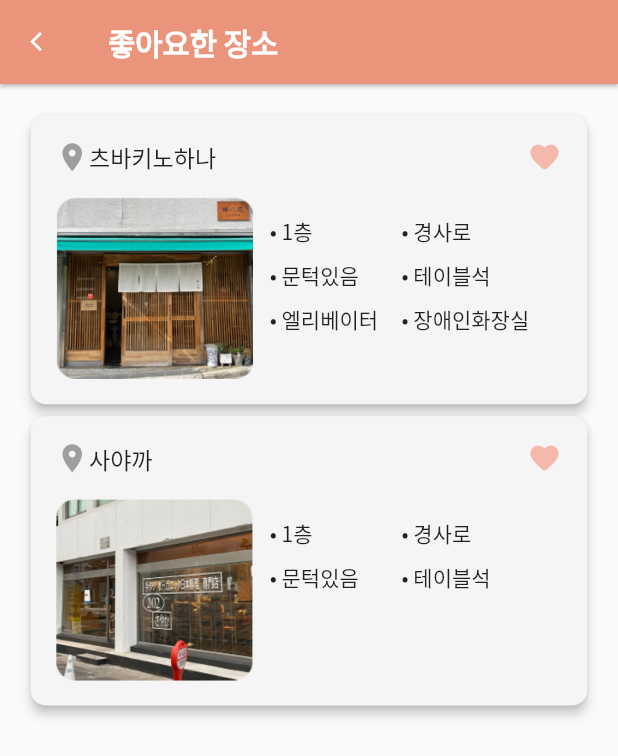
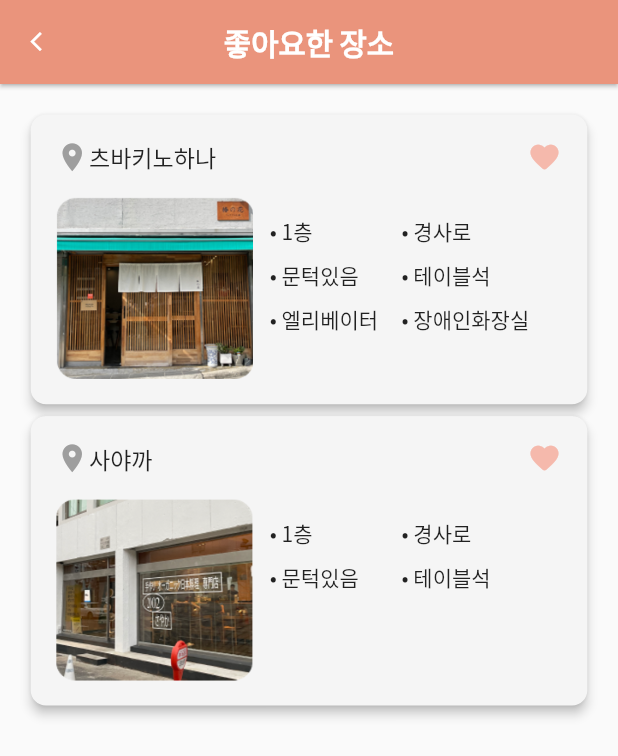
Before and after one commit to WheelEasyWorld/frontend, a Flutter app: the HeartScreen screen opened by its route, on a phone screen of 412 x 824 dp. Shown: the top 756 px of the screen. Run offline on Flutter 3.47's test engine with Material 2 defaults, Android fonts, the light colour scheme and no system bars; our stand-ins replace carousel_slider, cloud_firestore, dio, firebase_core, flutter_dotenv, flutter_screenutil and 1 more; missing offline and left inert: kakao_flutter_sdk; accounts and stored records are empty; generated files the repository leaves out were written again; statements that could not run were skipped.

Commit message:
modyfying appbar text

```diff
--- a/lib/screens/community/community_screen.dart
+++ b/lib/screens/community/community_screen.dart
@@ -1,7 +1,7 @@
 import 'package:flutter/material.dart';
-import 'package:frontend/screens/community/components/community_appbar.dart';
 import 'package:frontend/screens/community/components/community_home_body.dart';
 import 'package:frontend/screens/constants.dart';
+import 'package:frontend/widgets/app_bar.dart';
 import 'package:get/get.dart';
 
 class CommunityScreen extends StatefulWidget {
@@ -15,7 +15,7 @@ class _CommunityScreenState extends State<CommunityScreen> {
   @override
   Widget build(BuildContext context) {
     return Scaffold(
-      appBar: CommunityAppbar(),
+      appBar: buildAppbar("Can Go 커뮤니티"),
       body: CommunityHomeBody(),
     );
   }
--- a/lib/screens/community/store_detail_screen.dart
+++ b/lib/screens/community/store_detail_screen.dart
@@ -1,7 +1,7 @@
 import 'package:flutter/material.dart';
-import 'package:frontend/screens/community/components/community_appbar.dart';
 import 'package:frontend/screens/community/components/store_detail_body.dart';
 import 'package:frontend/screens/constants.dart';
+import 'package:frontend/widgets/app_bar.dart';
 
 class StoreDetailScreen extends StatefulWidget {
   StoreDetailScreen({Key? key}) : super(key: key);
@@ -14,7 +14,7 @@ class _StoreDetailScreenState extends State<StoreDetailScreen> {
   @override
   Widget build(BuildContext context) {
     return Scaffold(
-      appBar: CommunityAppbar(),
+      appBar: buildAppbar("Can Go 커뮤니티"),
       body: StoreDetailBody(),
     );
   }
--- a/lib/widgets/app_bar.dart
+++ b/lib/widgets/app_bar.dart
@@ -27,5 +27,6 @@ PreferredSizeWidget buildAppbar(String label) {
         fontWeight: FontWeight.w700,
       ),
     ),
+    centerTitle: true,
   );
 }
```
